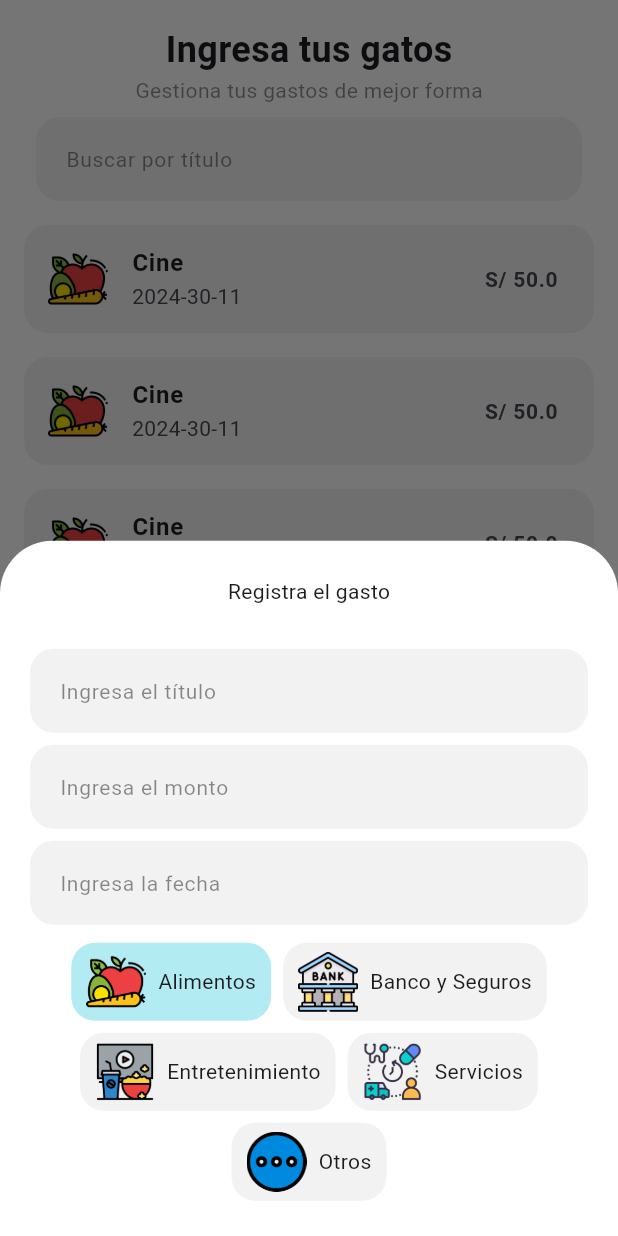
After one commit to fr4nsgallegos/gastosappg10, a Flutter app: the screen it shows after launch, after a tap on "Agregar", on a phone screen of 412 x 824 dp. The commit adds this screen. Run offline on Flutter 3.47's test engine with Material 3 defaults, Android fonts, the phone set to English and light mode, and no system bars.

Commit message:
types interface

```diff
--- a/lib/pages/home_page.dart
+++ b/lib/pages/home_page.dart
@@ -1,8 +1,24 @@
 import 'package:flutter/material.dart';
 import 'package:gastosappg10/widgets/busqueda_widget.dart';
 import 'package:gastosappg10/widgets/item_gasto_widget.dart';
+import 'package:gastosappg10/widgets/register_modal.dart';
 
-class HomePage extends StatelessWidget {
+class HomePage extends StatefulWidget {
+  @override
+  State<HomePage> createState() => _HomePageState();
+}
+
+class _HomePageState extends State<HomePage> {
+  void showRegisterModal() {
+    showModalBottomSheet(
+      backgroundColor: Colors.transparent,
+      context: context,
+      builder: (BuildContext contex) {
+        return RegisterModal();
+      },
+    );
+  }
+
   @override
   Widget build(BuildContext context) {
     return SafeArea(
@@ -12,7 +28,11 @@ class HomePage extends StatelessWidget {
             Column(
               mainAxisAlignment: MainAxisAlignment.end,
               children: [
-                Container(
+                GestureDetector(
+                  onTap: () {
+                    showRegisterModal();
+                  },
+                  child: Container(
                     color: Colors.black,
                     height: 100,
                     width: double.infinity,
@@ -35,6 +55,7 @@ class HomePage extends StatelessWidget {
                           ),
                         ),
                       ],
+                    ),
                   ),
                 ),
               ],
--- /dev/null
+++ b/lib/utils/data_general.dart
@@ -0,0 +1,27 @@
+List<Map<String, dynamic>> types = [
+  {
+    "id": 1,
+    "name": "Alimentos",
+    "image": "assets/images/alimentos.webp",
+  },
+  {
+    "id": 2,
+    "name": "Banco y Seguros",
+    "image": "assets/images/bancos.webp",
+  },
+  {
+    "id": 3,
+    "name": "Entretenimiento",
+    "image": "assets/images/entretenimiento.webp",
+  },
+  {
+    "id": 4,
+    "name": "Servicios",
+    "image": "assets/images/servicios.webp",
+  },
+  {
+    "id": 5,
+    "name": "Otros",
+    "image": "assets/images/otros.webp",
+  },
+];
--- /dev/null
+++ b/lib/widgets/field_modal_widget.dart
@@ -0,0 +1,39 @@
+import 'package:flutter/material.dart';
+
+class FieldModalWidget extends StatelessWidget {
+  String hint;
+  TextEditingController controller;
+
+  FieldModalWidget({
+    required this.hint,
+    required this.controller,
+  });
+
+  @override
+  Widget build(BuildContext context) {
+    return Padding(
+      padding: const EdgeInsets.all(4.0),
+      child: TextField(
+        controller: controller,
+        decoration: InputDecoration(
+          hintText: hint,
+          hintStyle: TextStyle(
+            color: Colors.black45,
+            fontSize: 14,
+          ),
+          filled: true,
+          fillColor: Colors.black.withOpacity(0.05),
+          contentPadding: EdgeInsets.all(16),
+          focusedBorder: OutlineInputBorder(
+            borderRadius: BorderRadius.circular(16),
+            borderSide: BorderSide.none,
+          ),
+          enabledBorder: OutlineInputBorder(
+            borderRadius: BorderRadius.circular(16),
+            borderSide: BorderSide.none,
+          ),
+        ),
+      ),
+    );
+  }
+}
--- /dev/null
+++ b/lib/widgets/item_type_widget.dart
@@ -0,0 +1,41 @@
+import 'package:flutter/material.dart';
+
+class ItemTypeWidget extends StatelessWidget {
+  Map<String, dynamic> data;
+  bool isSelected;
+  VoidCallback tap;
+  ItemTypeWidget({
+    required this.data,
+    required this.isSelected,
+    required this.tap,
+  });
+  @override
+  Widget build(BuildContext context) {
+    return GestureDetector(
+      onTap: tap,
+      child: Container(
+        padding: EdgeInsets.symmetric(horizontal: 10, vertical: 6),
+        decoration: BoxDecoration(
+          color: isSelected
+              ? Colors.cyan.withOpacity(0.3)
+              : Colors.black.withOpacity(0.05),
+          borderRadius: BorderRadius.circular(16),
+        ),
+        child: Row(
+          mainAxisSize: MainAxisSize.min,
+          children: [
+            Image.asset(
+              data["image"],
+              width: 40,
+              height: 40,
+            ),
+            SizedBox(
+              width: 8,
+            ),
+            Text(data["name"])
+          ],
+        ),
+      ),
+    );
+  }
+}
--- /dev/null
+++ b/lib/widgets/register_modal.dart
@@ -0,0 +1,63 @@
+import 'package:flutter/material.dart';
+import 'package:gastosappg10/utils/data_general.dart';
+import 'package:gastosappg10/widgets/field_modal_widget.dart';
+import 'package:gastosappg10/widgets/item_type_widget.dart';
+
+class RegisterModal extends StatefulWidget {
+  @override
+  State<RegisterModal> createState() => _RegisterModalState();
+}
+
+class _RegisterModalState extends State<RegisterModal> {
+  TextEditingController titleController = TextEditingController();
+  TextEditingController priceController = TextEditingController();
+  TextEditingController dateController = TextEditingController();
+
+  String typeSelected = "Alimentos";
+
+  @override
+  Widget build(BuildContext context) {
+    return Container(
+      width: double.infinity,
+      padding: EdgeInsets.symmetric(vertical: 24, horizontal: 16),
+      decoration: BoxDecoration(
+          color: Colors.white,
+          borderRadius: BorderRadius.only(
+            topLeft: Radius.circular(35),
+            topRight: Radius.circular(35),
+          )),
+      child: Column(
+        children: [
+          Text("Registra el gasto"),
+          SizedBox(height: 24),
+          FieldModalWidget(
+              hint: "Ingresa el título", controller: titleController),
+          FieldModalWidget(
+              hint: "Ingresa el monto", controller: priceController),
+          FieldModalWidget(
+              hint: "Ingresa la fecha", controller: dateController),
+          Padding(
+            padding: const EdgeInsets.all(8.0),
+            child: Wrap(
+              spacing: 8,
+              runSpacing: 8,
+              alignment: WrapAlignment.center,
+              children: types
+                  .map(
+                    (e) => ItemTypeWidget(
+                      data: e,
+                      isSelected: typeSelected == e["name"],
+                      tap: () {
+                        typeSelected = e["name"];
+                        setState(() {});
+                      },
+                    ),
+                  )
+                  .toList(),
+            ),
+          )
+        ],
+      ),
+    );
+  }
+}
```
Lines whose indentation alone changed are shown as unchanged.
